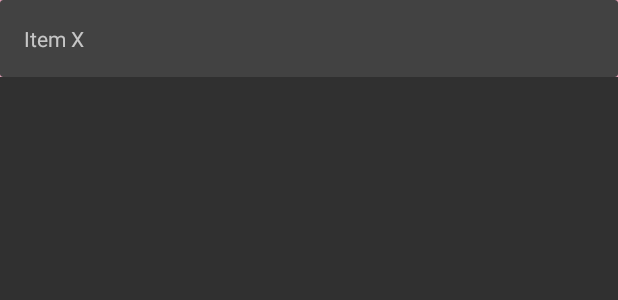
After one commit to Thea77/final_project_android, an Android app: the layout item_row.xml on its own in the app's theme, with its tools: preview values and no code run, on a phone screen of 412 x 824 dp. The commit adds this screen. Shown: the top 300 px of the screen. Run offline under Robolectric (Android 15) with nearby library versions, the phone set to English and light mode, and no system bars.

Commit message:
get data from API put in recycler view

```diff
--- a/app/src/main/java/com/example/afinal/APIArticleService.java
+++ b/app/src/main/java/com/example/afinal/APIArticleService.java
@@ -7,5 +7,6 @@ import retrofit2.http.Query;
 public interface APIArticleService {
 
     @GET("/api/articles")
-    Call<ArticleResponse> getArticles(@Query("page") int page, @Query("limit") int limit, @Query("total_page") int total_page);
+    Call<ArticleResponse> getArticles(@Query("page") int page, @Query("size") int size);
+//        Call<ArticleResponse> getArticles();
 }
--- a/app/src/main/java/com/example/afinal/RetrofitInstance.java
+++ b/app/src/main/java/com/example/afinal/RetrofitInstance.java
@@ -5,10 +5,11 @@ import retrofit2.converter.gson.GsonConverterFactory;
 
 public class RetrofitInstance {
 
+
     public static final String BASE_URL = "http://110.74.194.124:3000";
 
     private static Retrofit.Builder builder = new Retrofit.Builder()
-                .baseUrl(BASE_URL).addConverterFactory(GsonConverterFactory.create());
+            .baseUrl(BASE_URL).addConverterFactory(GsonConverterFactory.create());
 
     private static Retrofit retrofit = builder.build();
 
--- /dev/null
+++ b/app/src/main/res/layout/item_row.xml
@@ -0,0 +1,27 @@
+<?xml version="1.0" encoding="utf-8"?>
+<androidx.constraintlayout.widget.ConstraintLayout
+    xmlns:android="http://schemas.android.com/apk/res/android"
+    xmlns:tools="http://schemas.android.com/tools"
+    android:layout_width="match_parent"
+    android:layout_height="wrap_content"
+    android:background="@color/border_pink"
+    >
+
+
+<androidx.cardview.widget.CardView
+        android:layout_width="match_parent"
+        android:layout_height="wrap_content"
+        tools:ignore="MissingConstraints">
+
+
+        <TextView
+            android:id="@+id/tvItem"
+            android:layout_width="match_parent"
+            android:layout_height="wrap_content"
+            android:padding="16dp"
+            android:text="Item X" />
+
+</androidx.cardview.widget.CardView>
+
+
+</androidx.constraintlayout.widget.ConstraintLayout>
```
Also changed, not shown: app/build.gradle (+8 -0 lines), app/src/main/java/com/example/afinal/ArticleAdapter.java (added, +71 -0 lines), app/src/main/java/com/example/afinal/HomePageActivity.java (+32 -9 lines), app/src/main/res/layout/activity_home_page.xml (+11 -0 lines), app/src/main/res/layout/item_loding_home.xml (added, +19 -0 lines).
